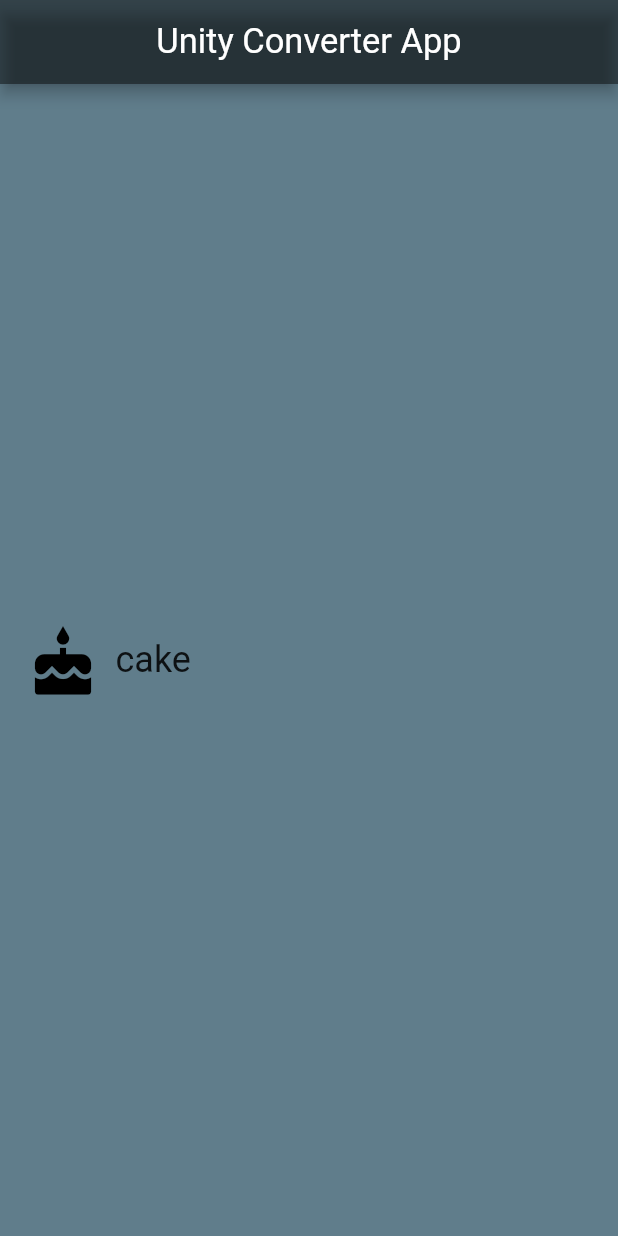
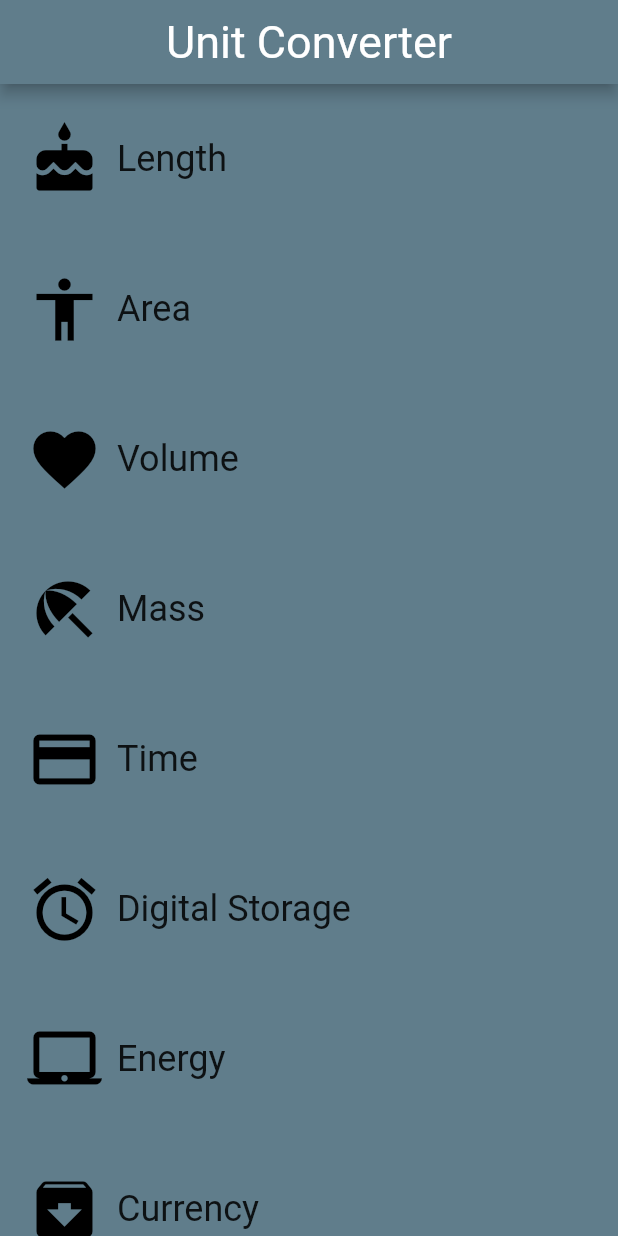
Before and after one commit to narcizo/LearningFlutter, a Flutter app: the screen it shows after launch, on a phone screen of 412 x 824 dp. Run offline on Flutter 3.47's test engine with Material 2 defaults, Android fonts, the phone set to English and light mode, and no system bars; Roboto replaces fonts that are missing (Hind).

Commit message:
lista de categoria implementada

```diff
--- a/lib/category.dart
+++ b/lib/category.dart
@@ -1,6 +1,9 @@
 import 'package:flutter/cupertino.dart';
 import 'package:flutter/material.dart';
 import 'package:meta/meta.dart';
+
+final _rowHeight = 100.0;
+final _borderRadius = BorderRadius.circular(_rowHeight / 2);
 
 class Category extends StatelessWidget {
   final String name;
@@ -22,16 +25,16 @@ class Category extends StatelessWidget {
     return Material(
       color: Colors.transparent,
       child: Container(
-        height: 80.0,
+        height: _rowHeight,
         child: InkWell(
-          borderRadius: new BorderRadius.circular(35.0),
+          borderRadius: _borderRadius,
           highlightColor: color[70],
           splashColor: color[100],
           onTap: () {
-            print("123");
+            print("foi1");
           },
           child: Padding(
-            padding: EdgeInsets.all(7.0),
+            padding: EdgeInsets.all(8.0),
             child: Row(
               crossAxisAlignment: CrossAxisAlignment.stretch,
               children: <Widget>[
@@ -41,7 +44,6 @@ class Category extends StatelessWidget {
                     iconLocation,
                     color: Colors.black,
                     size: 50.0,
-                    semanticLabel: 'coraçãozinho',
                   ),
                 ),
                 Center(
--- a/lib/category_route.dart
+++ b/lib/category_route.dart
@@ -26,23 +26,44 @@ class CategoryRoute extends StatelessWidget {
     Colors.red,
   ];
 
+  static const _baseIcons = <IconData>[
+    Icons.cake,
+    Icons.accessibility,
+    Icons.favorite,
+    Icons.beach_access,
+    Icons.credit_card,
+    Icons.access_alarm,
+    Icons.laptop_mac,
+    Icons.archive,
+  ];
+
+//  static const _categories = Category[
+//  (
+//      name: 'cake',
+//  color: Colors.green,
+//      iconLocation: Icons.cake,
+//  ),
+//  ]
   @override
   Widget build(BuildContext context) {
-    final listView = Container(
-      child: Center(
-        child: Category(
-          name: 'cake',
-          color: Colors.green,
-          iconLocation: Icons.cake,
-        ),
-      ),
+    final _categories = <Widget>[];
+    for (var i = 0; i < _categoryNames.length; i++) {
+      _categories.add(new Category(
+          name: _categoryNames[i],
+          color: _baseColors[i],
+          iconLocation: _baseIcons[i]));
+    }
+
+    final listView = ListView(
+      children: _categories,
     );
 
     final appBar = AppBar(
-      title: const Text('Unity Converter App'),
+      title: const Text('Unit Converter'),
       centerTitle: true,
-      backgroundColor: Colors.black45,
-      textTheme: TextTheme(title: TextStyle(fontSize: 23, fontFamily: 'Hind')),
+//      backgroundColor: Colors.black45,
+      backgroundColor: Colors.blueGrey,
+      textTheme: TextTheme(title: TextStyle(fontSize: 30, fontFamily: 'Hind')),
     );
 
     return Scaffold(
--- a/lib/main.dart
+++ b/lib/main.dart
@@ -126,7 +126,7 @@ class UnityConverterApp extends StatelessWidget {
     return MaterialApp(
       debugShowCheckedModeBanner: false,
 
-//      title: 'Unit Converter',
+      title: 'Unit Converter',
       home: CategoryRoute(),
     );
   }
```
